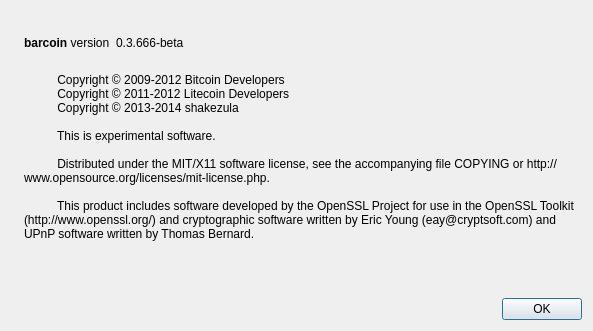
Old version of the form src/qt/forms/aboutdialog.ui in the repository IeuanG/testcoin.
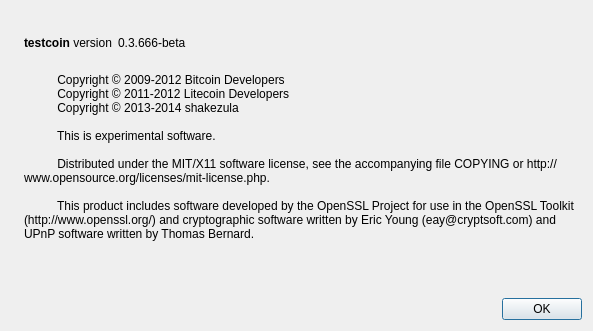
New version of the form. Icons and pictures are not drawn.

What changed in the file:
```diff
--- a/src/qt/forms/aboutdialog.ui
+++ b/src/qt/forms/aboutdialog.ui
@@ -50,7 +50,7 @@
           <cursorShape>IBeamCursor</cursorShape>
          </property>
          <property name="text">
-          <string>&lt;b&gt;barcoin&lt;/b&gt; version</string>
+          <string>&lt;b&gt;testcoin&lt;/b&gt; version</string>
          </property>
          <property name="textInteractionFlags">
           <set>Qt::LinksAccessibleByMouse|Qt::TextSelectableByKeyboard|Qt::TextSelectableByMouse</set>
```
Left out of the diff: 2 changed lines with no effect on the pictures.
